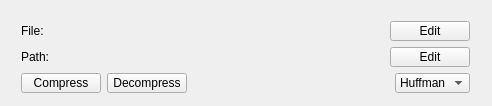
Before: the Qt Designer form QtArchiver.ui in Metacometa/hse-coursework-1, drawn with Qt 5.
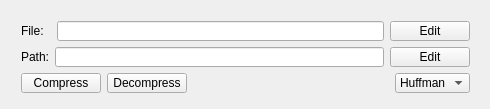
After: the same form once the commit is applied.

Commit message: Add manual input of file and path

```diff
--- a/QtArchiver.ui
+++ b/QtArchiver.ui
@@ -6,8 +6,8 @@
    <rect>
     <x>0</x>
     <y>0</y>
-    <width>492</width>
-    <height>106</height>
+    <width>490</width>
+    <height>109</height>
    </rect>
   </property>
   <property name="windowTitle">
@@ -33,24 +33,7 @@
        </widget>
       </item>
       <item>
-       <widget class="QLabel" name="pathNameLabel">
-        <property name="text">
-         <string/>
-        </property>
-       </widget>
-      </item>
-      <item>
-       <spacer name="horizontalSpacer_4">
-        <property name="orientation">
-         <enum>Qt::Horizontal</enum>
-        </property>
-        <property name="sizeHint" stdset="0">
-         <size>
-          <width>40</width>
-          <height>20</height>
-         </size>
-        </property>
-       </spacer>
+       <widget class="QLineEdit" name="pathLine"/>
       </item>
       <item>
        <widget class="QPushButton" name="editPathButton">
@@ -73,24 +56,7 @@
          </widget>
         </item>
         <item>
-         <widget class="QLabel" name="fileNameLabel">
-          <property name="text">
-           <string/>
-          </property>
-         </widget>
-        </item>
-        <item>
-         <spacer name="horizontalSpacer">
-          <property name="orientation">
-           <enum>Qt::Horizontal</enum>
-          </property>
-          <property name="sizeHint" stdset="0">
-           <size>
-            <width>40</width>
-            <height>20</height>
-           </size>
-          </property>
-         </spacer>
+         <widget class="QLineEdit" name="fileLine"/>
         </item>
         <item>
          <widget class="QPushButton" name="editFileButton">
```
The commit also changes 3 other files.
